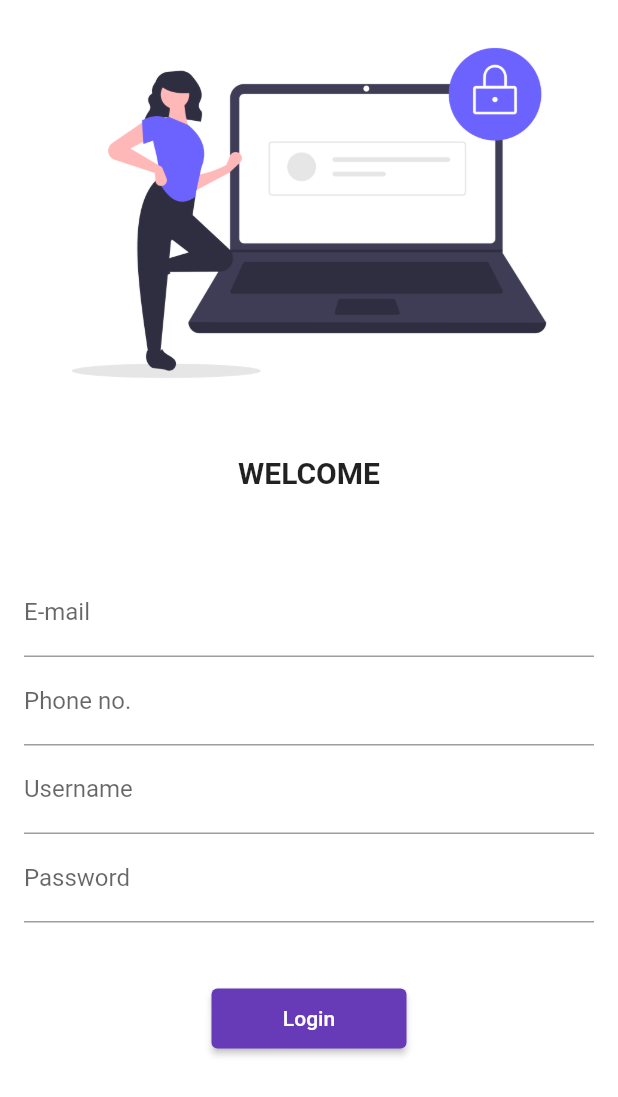
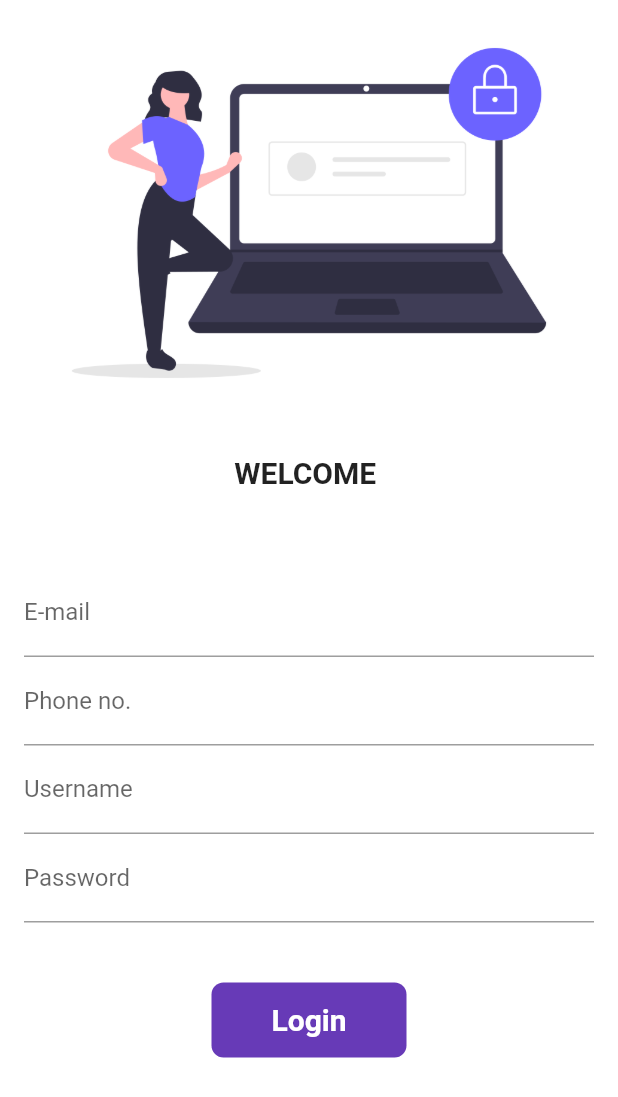
Before and after one commit to harshkum99/flutter_application_1, a Flutter app: the screen it shows after launch, on a phone screen of 412 x 824 dp. Shown: the top 1097 px of the screen. Run offline on Flutter 3.47's test engine with Material 2 defaults, Android fonts, the phone set to English and light mode, and no system bars; our stand-ins replace google_fonts.

Commit message:
Day6 Completed

```diff
--- a/lib/pages/home_page.dart
+++ b/lib/pages/home_page.dart
@@ -10,7 +10,7 @@ class Homepage extends StatelessWidget {
     int days = 7;
     return Scaffold(
       appBar: AppBar(
-        title: Text("FORM-1"),
+        title: Text("DEMO APK"),
       ),
       body: Center(
         child: Text("Welcome to my first $days days in flutter"),
--- a/lib/pages/loginpage.dart
+++ b/lib/pages/loginpage.dart
@@ -3,9 +3,16 @@
 import 'package:flutter/material.dart';
 import 'package:flutter_application_1/utilities/routes.dart';
 
-class LoginPage extends StatelessWidget {
+class LoginPage extends StatefulWidget {
   const LoginPage({super.key});
 
+  @override
+  State<LoginPage> createState() => _LoginPageState();
+}
+
+class _LoginPageState extends State<LoginPage> {
+  String name = "";
+  bool changeButton = false;
   @override
   Widget build(BuildContext context) {
     return Material(
@@ -17,7 +24,7 @@ class LoginPage extends StatelessWidget {
             height: 20.0,
           ),
           Text(
-            "WELCOME",
+            "WELCOME $name",
             style: TextStyle(fontSize: 20, fontWeight: FontWeight.bold),
           ),
           SizedBox(
@@ -40,6 +47,10 @@ class LoginPage extends StatelessWidget {
               TextFormField(
                 decoration: InputDecoration(
                     hintText: " Enter Username", labelText: "Username"),
+                onChanged: (value) {
+                  name = value;
+                  setState(() {});
+                },
               ),
               TextFormField(
                 obscureText: true,
@@ -49,14 +60,50 @@ class LoginPage extends StatelessWidget {
               SizedBox(
                 height: 40.0,
               ),
-              ElevatedButton(
-                // ignore: sort_child_properties_last
-                child: Text("Login"),
-                style: TextButton.styleFrom(minimumSize: Size(130, 40)),
-                onPressed: () {
+
+              InkWell(
+                onTap: () async {
+                  setState(() {
+                    changeButton = true;
+                  });
+                  await Future.delayed(Duration(seconds: 1));
+                  // ignore: use_build_context_synchronously
                   Navigator.pushNamed(context, MyRoutes.homeRoute);
                 },
+                child: AnimatedContainer(
+                  duration: Duration(seconds: 1),
+                  width: changeButton ? 60.0 : 130.0,
+                  height: 50.0,
+                  alignment: Alignment.center,
+                  // ignore: sort_child_properties_last
+                  child: changeButton
+                      ? Icon(
+                          Icons.done,
+                          color: Colors.white,
+                        )
+                      : Text(
+                          "Login",
+                          style: TextStyle(
+                              color: Colors.white,
+                              fontWeight: FontWeight.bold,
+                              fontSize: 20),
+                        ),
+
+                  decoration: BoxDecoration(
+                      color: Colors.deepPurple,
+                      borderRadius:
+                          BorderRadius.circular(changeButton ? 50 : 8)),
+                ),
               ),
+
+              //ElevatedButton(
+              // ignore: sort_child_properties_last
+              //child: Text("Login"),
+              //style: TextButton.styleFrom(minimumSize: Size(130, 40)),
+              //onPressed: () {
+              //  Navigator.pushNamed(context, MyRoutes.homeRoute);
+              //},
+              //),
             ]),
           ),
         ],
```
